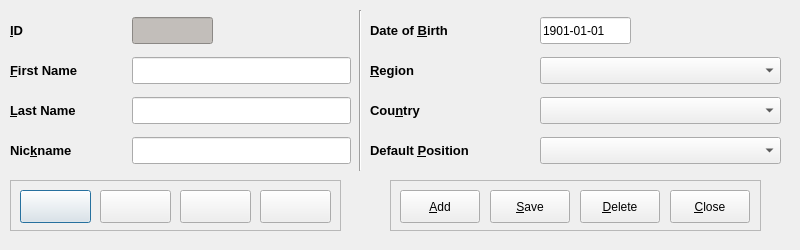
Before: the Qt Designer form code/pyqt/gui/player_entry.ui in soccermetrics/marcotti-desktop, drawn with Qt 5.
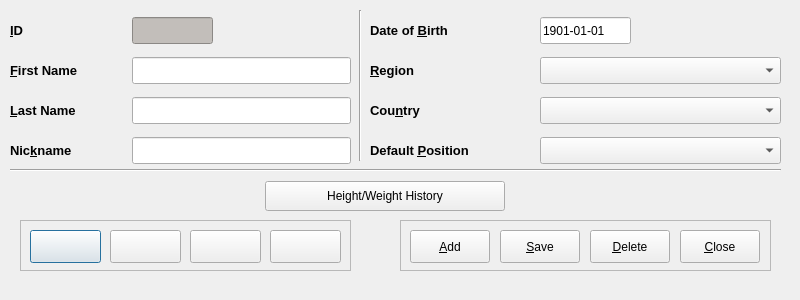
After: the same form once the commit is applied. Icons and pictures are not drawn.

Commit message: Added height/weight history button to Player dialog (#12)

What changed in the file:
```diff
--- a/code/pyqt/gui/player_entry.ui
+++ b/code/pyqt/gui/player_entry.ui
@@ -7,19 +7,19 @@
     <x>0</x>
     <y>0</y>
     <width>800</width>
-    <height>250</height>
+    <height>300</height>
    </rect>
   </property>
   <property name="minimumSize">
    <size>
     <width>800</width>
-    <height>250</height>
+    <height>300</height>
    </size>
   </property>
   <property name="maximumSize">
    <size>
     <width>800</width>
-    <height>250</height>
+    <height>300</height>
    </size>
   </property>
   <property name="windowTitle">
@@ -28,8 +28,8 @@
   <widget class="QFrame" name="frame_2">
    <property name="geometry">
     <rect>
-     <x>10</x>
-     <y>180</y>
+     <x>20</x>
+     <y>220</y>
      <width>331</width>
      <height>51</height>
     </rect>
@@ -181,7 +181,7 @@
      <x>350</x>
      <y>10</y>
      <width>20</width>
-     <height>161</height>
+     <height>151</height>
     </rect>
    </property>
    <property name="orientation">
@@ -482,8 +482,8 @@
   <widget class="QFrame" name="frame">
    <property name="geometry">
     <rect>
-     <x>390</x>
-     <y>180</y>
+     <x>400</x>
+     <y>220</y>
      <width>371</width>
      <height>51</height>
     </rect>
@@ -629,6 +629,79 @@
     </property>
    </widget>
   </widget>
+  <widget class="Line" name="line_2">
+   <property name="geometry">
+    <rect>
+     <x>10</x>
+     <y>160</y>
+     <width>771</width>
+     <height>20</height>
+    </rect>
+   </property>
+   <property name="orientation">
+    <enum>Qt::Horizontal</enum>
+   </property>
+  </widget>
+  <widget class="QWidget" name="">
+   <property name="geometry">
+    <rect>
+     <x>12</x>
+     <y>180</y>
+     <width>771</width>
+     <height>32</height>
+    </rect>
+   </property>
+   <layout class="QHBoxLayout" name="horizontalLayout">
+    <item>
+     <spacer name="horizontalSpacer">
+      <property name="orientation">
+       <enum>Qt::Horizontal</enum>
+      </property>
+      <property name="sizeHint" stdset="0">
+       <size>
+        <width>228</width>
+        <height>20</height>
+       </size>
+      </property>
+     </spacer>
+    </item>
+    <item>
+     <widget class="QPushButton" name="plyrHistoryButton">
+      <property name="minimumSize">
+       <size>
+        <width>240</width>
+        <height>30</height>
+       </size>
+      </property>
+      <property name="maximumSize">
+       <size>
+        <width>240</width>
+        <height>30</height>
+       </size>
+      </property>
+      <property name="toolTip">
+       <string>Player height and weight history</string>
+      </property>
+      <property name="text">
+       <string>Height/Weight History</string>
+      </property>
+     </widget>
+    </item>
+    <item>
+     <spacer name="horizontalSpacer_2">
+      <property name="orientation">
+       <enum>Qt::Horizontal</enum>
+      </property>
+      <property name="sizeHint" stdset="0">
+       <size>
+        <width>278</width>
+        <height>20</height>
+       </size>
+      </property>
+     </spacer>
+    </item>
+   </layout>
+  </widget>
  </widget>
  <resources>
   <include location="fmrd_resources.qrc"/>
```
